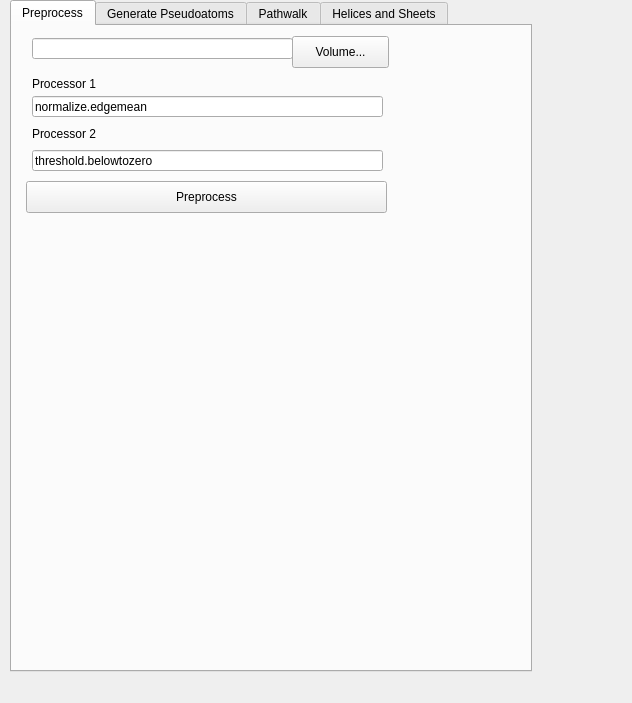
GorgonCryoEM/Pathwalker, file Gorgon/src_ui/pathwalker_revised.ui: the form before one commit.
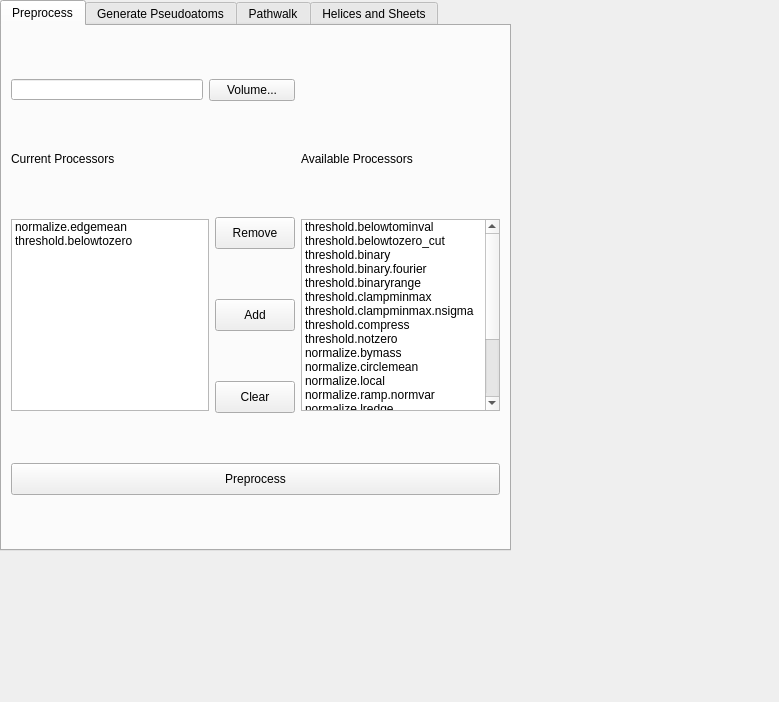
The form after the commit. The open tabs and pages were chosen to show the change.

```diff
--- a/Gorgon/src_ui/pathwalker_revised.ui
+++ b/Gorgon/src_ui/pathwalker_revised.ui
@@ -6,8 +6,8 @@
    <rect>
     <x>0</x>
     <y>0</y>
-    <width>632</width>
-    <height>703</height>
+    <width>779</width>
+    <height>702</height>
    </rect>
   </property>
   <property name="windowTitle">
@@ -17,10 +17,10 @@
    <widget class="QTabWidget" name="tabWidget">
     <property name="geometry">
      <rect>
-      <x>10</x>
+      <x>0</x>
       <y>0</y>
-      <width>522</width>
-      <height>672</height>
+      <width>511</width>
+      <height>551</height>
      </rect>
     </property>
     <property name="sizePolicy">
@@ -29,6 +29,12 @@
       <verstretch>0</verstretch>
      </sizepolicy>
     </property>
+    <property name="minimumSize">
+     <size>
+      <width>511</width>
+      <height>0</height>
+     </size>
+    </property>
     <property name="currentIndex">
      <number>3</number>
     </property>
@@ -36,94 +42,239 @@
      <attribute name="title">
       <string>Preprocess</string>
      </attribute>
-     <widget class="QLabel" name="label_4">
-      <property name="geometry">
-       <rect>
-        <x>20</x>
-        <y>100</y>
-        <width>70</width>
-        <height>16</height>
-       </rect>
-      </property>
-      <property name="text">
-       <string>Processor 2</string>
-      </property>
-     </widget>
-     <widget class="QPushButton" name="pushButton_3">
-      <property name="geometry">
-       <rect>
-        <x>14</x>
-        <y>155</y>
-        <width>361</width>
-        <height>32</height>
-       </rect>
-      </property>
-      <property name="text">
-       <string>Preprocess</string>
-      </property>
-     </widget>
-     <widget class="QLineEdit" name="lineEdit">
-      <property name="geometry">
-       <rect>
-        <x>20</x>
-        <y>12</y>
-        <width>261</width>
-        <height>21</height>
-       </rect>
-      </property>
-     </widget>
-     <widget class="QPushButton" name="pushButton">
-      <property name="geometry">
-       <rect>
-        <x>280</x>
-        <y>10</y>
-        <width>97</width>
-        <height>32</height>
-       </rect>
-      </property>
-      <property name="text">
-       <string>Volume...</string>
-      </property>
-     </widget>
-     <widget class="QLineEdit" name="lineEdit_2">
-      <property name="geometry">
-       <rect>
-        <x>20</x>
-        <y>124</y>
-        <width>351</width>
-        <height>21</height>
-       </rect>
-      </property>
-      <property name="text">
-       <string>threshold.belowtozero</string>
-      </property>
-     </widget>
-     <widget class="QLineEdit" name="lineEdit_4">
-      <property name="geometry">
-       <rect>
-        <x>20</x>
-        <y>70</y>
-        <width>351</width>
-        <height>21</height>
-       </rect>
-      </property>
-      <property name="text">
-       <string>normalize.edgemean</string>
-      </property>
-     </widget>
-     <widget class="QLabel" name="label_3">
-      <property name="geometry">
-       <rect>
-        <x>20</x>
-        <y>50</y>
-        <width>70</width>
-        <height>16</height>
-       </rect>
-      </property>
-      <property name="text">
-       <string>Processor 1</string>
-      </property>
-     </widget>
+     <layout class="QGridLayout" name="gridLayout_3">
+      <item row="3" column="2">
+       <widget class="QPushButton" name="pushButton_17">
+        <property name="maximumSize">
+         <size>
+          <width>16777215</width>
+          <height>32</height>
+         </size>
+        </property>
+        <property name="text">
+         <string>Add</string>
+        </property>
+       </widget>
+      </item>
+      <item row="4" column="2">
+       <widget class="QPushButton" name="pushButton_19">
+        <property name="maximumSize">
+         <size>
+          <width>16777215</width>
+          <height>32</height>
+         </size>
+        </property>
+        <property name="text">
+         <string>Clear</string>
+        </property>
+       </widget>
+      </item>
+      <item row="2" column="3" rowspan="3">
+       <widget class="QListWidget" name="listWidget">
+        <property name="maximumSize">
+         <size>
+          <width>16777215</width>
+          <height>192</height>
+         </size>
+        </property>
+        <item>
+         <property name="text">
+          <string>threshold.belowtominval</string>
+         </property>
+        </item>
+        <item>
+         <property name="text">
+          <string>threshold.belowtozero_cut</string>
+         </property>
+        </item>
+        <item>
+         <property name="text">
+          <string>threshold.binary</string>
+         </property>
+        </item>
+        <item>
+         <property name="text">
+          <string>threshold.binary.fourier</string>
+         </property>
+        </item>
+        <item>
+         <property name="text">
+          <string>threshold.binaryrange</string>
+         </property>
+        </item>
+        <item>
+         <property name="text">
+          <string>threshold.clampminmax</string>
+         </property>
+        </item>
+        <item>
+         <property name="text">
+          <string>threshold.clampminmax.nsigma</string>
+         </property>
+        </item>
+        <item>
+         <property name="text">
+          <string>threshold.compress</string>
+         </property>
+        </item>
+        <item>
+         <property name="text">
+          <string>threshold.notzero</string>
+         </property>
+        </item>
+        <item>
+         <property name="text">
+          <string>normalize.bymass</string>
+         </property>
+        </item>
+        <item>
+         <property name="text">
+          <string>normalize.circlemean</string>
+         </property>
+        </item>
+        <item>
+         <property name="text">
+          <string>normalize.local</string>
+         </property>
+        </item>
+        <item>
+         <property name="text">
+          <string>normalize.ramp.normvar</string>
+         </property>
+        </item>
+        <item>
+         <property name="text">
+          <string>normalize.lredge</string>
+         </property>
+        </item>
+        <item>
+         <property name="text">
+          <string>normalize.rows</string>
+         </property>
+        </item>
+        <item>
+         <property name="text">
+          <string>normalize.maxmin</string>
+         </property>
+        </item>
+        <item>
+         <property name="text">
+          <string>normalize.mask</string>
+         </property>
+        </item>
+        <item>
+         <property name="text">
+          <string>normalize.toimage</string>
+         </property>
+        </item>
+        <item>
+         <property name="text">
+          <string>normalize.unitlen</string>
+         </property>
+        </item>
+        <item>
+         <property name="text">
+          <string>normalize.unitsum</string>
+         </property>
+        </item>
+       </widget>
+      </item>
+      <item row="2" column="2">
+       <widget class="QPushButton" name="pushButton_18">
+        <property name="maximumSize">
+         <size>
+          <width>16777215</width>
+          <height>32</height>
+         </size>
+        </property>
+        <property name="text">
+         <string>Remove</string>
+        </property>
+       </widget>
+      </item>
+      <item row="1" column="0">
+       <widget class="QLabel" name="label_3">
+        <property name="maximumSize">
+         <size>
+          <width>16777215</width>
+          <height>16</height>
+         </size>
+        </property>
+        <property name="text">
+         <string>Current Processors</string>
+        </property>
+       </widget>
+      </item>
+      <item row="1" column="3">
+       <widget class="QLabel" name="label_25">
+        <property name="maximumSize">
+         <size>
+          <width>16777215</width>
+          <height>16</height>
+         </size>
+        </property>
+        <property name="text">
+         <string>Available Processors</string>
+        </property>
+       </widget>
+      </item>
+      <item row="0" column="0">
+       <widget class="QLineEdit" name="lineEdit">
+        <property name="maximumSize">
+         <size>
+          <width>16777215</width>
+          <height>21</height>
+         </size>
+        </property>
+       </widget>
+      </item>
+      <item row="2" column="0" rowspan="3" colspan="2">
+       <widget class="QListWidget" name="listWidget_2">
+        <property name="maximumSize">
+         <size>
+          <width>16777215</width>
+          <height>192</height>
+         </size>
+        </property>
+        <item>
+         <property name="text">
+          <string>normalize.edgemean</string>
+         </property>
+        </item>
+        <item>
+         <property name="text">
+          <string>threshold.belowtozero</string>
+         </property>
+        </item>
+       </widget>
+      </item>
+      <item row="5" column="0" colspan="4">
+       <widget class="QPushButton" name="pushButton_3">
+        <property name="maximumSize">
+         <size>
+          <width>16777215</width>
+          <height>32</height>
+         </size>
+        </property>
+        <property name="text">
+         <string>Preprocess</string>
+        </property>
+       </widget>
+      </item>
+      <item row="0" column="1" colspan="2">
+       <widget class="QPushButton" name="pushButton">
+        <property name="maximumSize">
+         <size>
+          <width>16777215</width>
+          <height>32</height>
+         </size>
+        </property>
+        <property name="text">
+         <string>Volume...</string>
+        </property>
+       </widget>
+      </item>
+     </layout>
     </widget>
     <widget class="QWidget" name="tab_2">
      <attribute name="title">
@@ -200,10 +351,16 @@
         </property>
        </widget>
       </item>
-      <item row="3" column="0">
-       <widget class="QLabel" name="label_5">
+      <item row="0" column="0">
+       <widget class="QLabel" name="label_4">
+        <property name="maximumSize">
+         <size>
+          <width>16777215</width>
+          <height>16</height>
+         </size>
+        </property>
         <property name="text">
-         <string>Process</string>
+         <string>Current Processors</string>
         </property>
        </widget>
       </item>
@@ -306,68 +463,108 @@
          <attribute name="title">
           <string>Prevent Edges</string>
          </attribute>
-         <layout class="QGridLayout" name="gridLayout_3">
-          <item row="2" column="1">
-           <widget class="QPushButton" name="pushButton_6">
-            <property name="text">
-             <string>Remove from list</string>
-            </property>
-           </widget>
-          </item>
-          <item row="4" column="1">
-           <widget class="QCheckBox" name="checkBox">
-            <property name="text">
-             <string>Display removed edges</string>
-            </property>
-           </widget>
-          </item>
-          <item row="1" column="0" rowspan="5">
-           <widget class="QTableWidget" name="tableWidget">
-            <property name="minimumSize">
-             <size>
-              <width>0</width>
-              <height>351</height>
-             </size>
-            </property>
-            <column>
-             <property name="text">
-              <string>Atom 1</string>
-             </property>
-            </column>
-            <column>
-             <property name="text">
-              <string>Atom 2</string>
-             </property>
-            </column>
-            <column>
-             <property name="text">
-              <string>Distance</string>
-             </property>
-            </column>
-           </widget>
-          </item>
-          <item row="3" column="1">
-           <widget class="QPushButton" name="pushButton_7">
-            <property name="text">
-             <string>Clear list</string>
-            </property>
-           </widget>
-          </item>
-          <item row="0" column="0">
-           <widget class="QLabel" name="label_12">
-            <property name="text">
-             <string>Prevent edges (Ctrl + left click two atoms):</string>
-            </property>
-           </widget>
-          </item>
-          <item row="1" column="1">
-           <widget class="QPushButton" name="pushButton_15">
-            <property name="text">
-             <string>Prevent selected edge</string>
-            </property>
-           </widget>
-          </item>
-         </layout>
+         <widget class="QTableWidget" name="tableWidget">
+          <property name="geometry">
+           <rect>
+            <x>20</x>
+            <y>43</y>
+            <width>235</width>
+            <height>250</height>
+           </rect>
+          </property>
+          <property name="minimumSize">
+           <size>
+            <width>235</width>
+            <height>250</height>
+           </size>
+          </property>
+          <property name="maximumSize">
+           <size>
+            <width>16777215</width>
+            <height>311</height>
+           </size>
+          </property>
+          <column>
+           <property name="text">
+            <string>Atom 1</string>
+           </property>
+          </column>
+          <column>
+           <property name="text">
+            <string>Atom 2</string>
+           </property>
+          </column>
+          <column>
+           <property name="text">
+            <string>Distance</string>
+           </property>
+          </column>
+         </widget>
+         <widget class="QLabel" name="label_12">
+          <property name="geometry">
+           <rect>
+            <x>20</x>
+            <y>12</y>
+            <width>235</width>
+            <height>17</height>
+           </rect>
+          </property>
+          <property name="text">
+           <string>Prevent edges (Ctrl + left click two atoms):</string>
+          </property>
+         </widget>
+         <widget class="QPushButton" name="pushButton_15">
+          <property name="geometry">
+           <rect>
+            <x>263</x>
+            <y>39</y>
+            <width>172</width>
+            <height>32</height>
+           </rect>
+          </property>
+          <property name="text">
+           <string>Prevent selected edge</string>
+          </property>
+         </widget>
+         <widget class="QPushButton" name="pushButton_6">
+          <property name="geometry">
+           <rect>
+            <x>263</x>
+            <y>73</y>
+            <width>140</width>
+            <height>32</height>
+           </rect>
+          </property>
+          <property name="text">
+           <string>Remove from list</string>
+          </property>
+         </widget>
+         <widget class="QPushButton" name="pushButton_7">
+          <property name="geometry">
+           <rect>
+            <x>263</x>
+            <y>107</y>
+            <width>93</width>
+            <height>32</height>
+           </rect>
+          </property>
+          <property name="text">
+           <string>Clear list</string>
+          </property>
+         </widget>
+         <widget class="QCheckBox" name="checkBox">
+          <property name="geometry">
+           <rect>
+            <x>267</x>
+            <y>142</y>
+            <width>161</width>
+            <height>18</height>
+           </rect>
+          </property>
+          <property name="text">
+           <string>Display removed edges</string>
+          </property>
+         </widget>
          <zorder>label</zorder>
          <zorder>lineEdit_9</zorder>
          <zorder>tableWidget</zorder>
```
Left out of the diff: 453 changed lines with no effect on the pictures.
